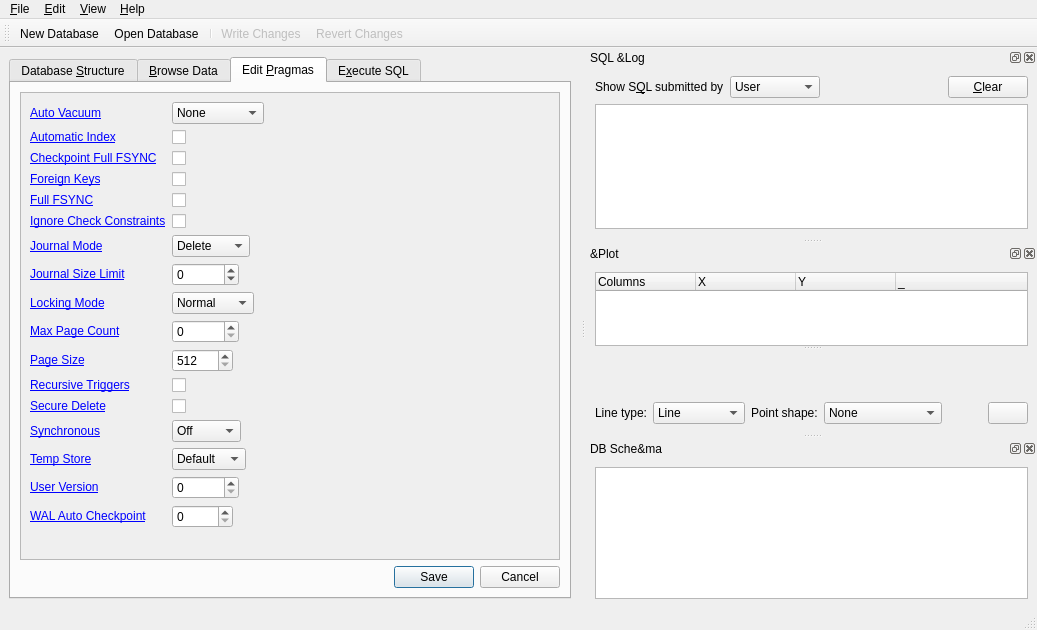
The window that src/MainWindow.ui (sqlitebrowser/sqlitebrowser) describes before a commit, drawn with Qt 5.
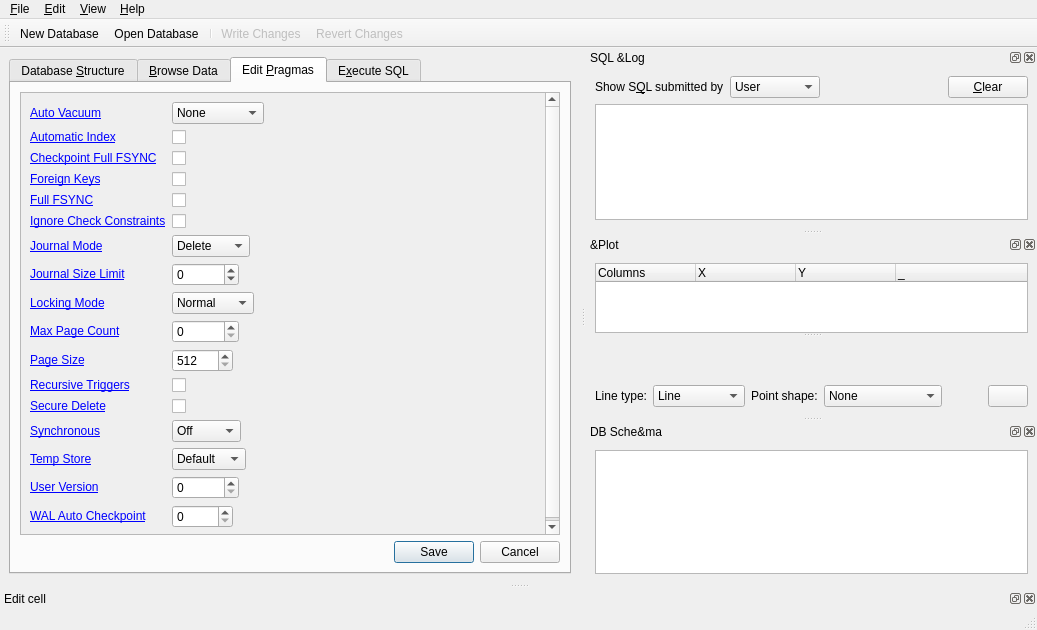
The same window after the commit. The open tabs and pages were chosen to show the change. Icons and pictures are not drawn. Custom widgets are drawn as their Qt base class.

Commit message:
Add edit cell dock to main window
Add a new option for replacing the edit data dialog by an edit data dock
widget which is added to the main window and remains visible. This might
be interesting for people who otherwise would have to open the edit
dialog many times by doing tons of double clicks.

Diff of the .ui file:
```diff
--- a/src/MainWindow.ui
+++ b/src/MainWindow.ui
@@ -324,7 +324,7 @@
             <rect>
              <x>0</x>
              <y>0</y>
-             <width>506</width>
+             <width>280</width>
              <height>558</height>
             </rect>
            </property>
@@ -1277,6 +1277,15 @@
     </layout>
    </widget>
   </widget>
+  <widget class="QDockWidget" name="dockEditWindow">
+   <property name="windowTitle">
+    <string>Edit cell</string>
+   </property>
+   <attribute name="dockWidgetArea">
+    <number>8</number>
+   </attribute>
+   <widget class="QWidget" name="dockWidgetContents_4"/>
+  </widget>
   <action name="fileNewAction">
    <property name="icon">
     <iconset resource="icons/icons.qrc">
```
Left out of the diff: 17 changed lines with no effect on the pictures. The commit also changes 5 other files.
